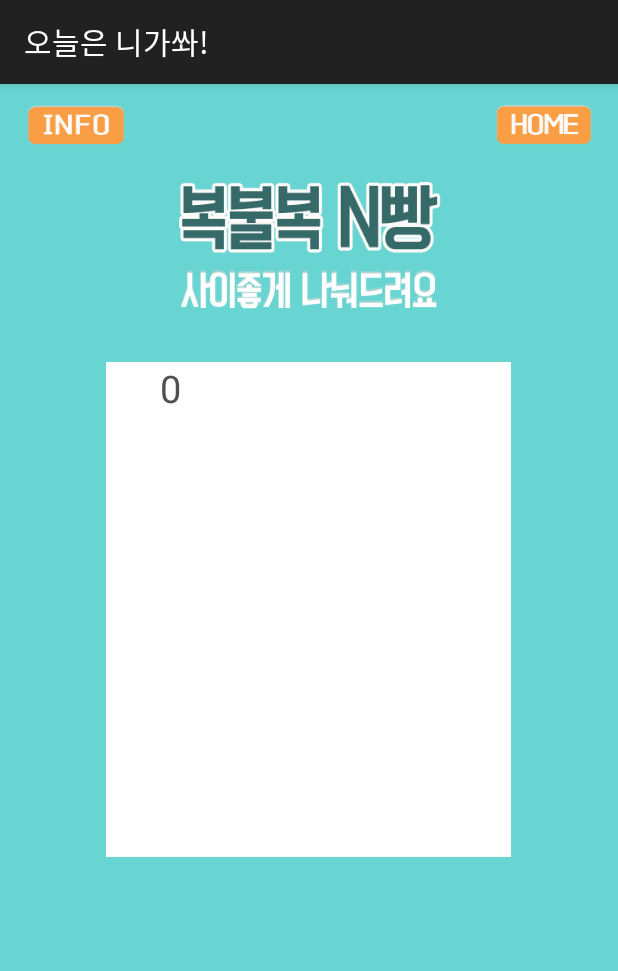
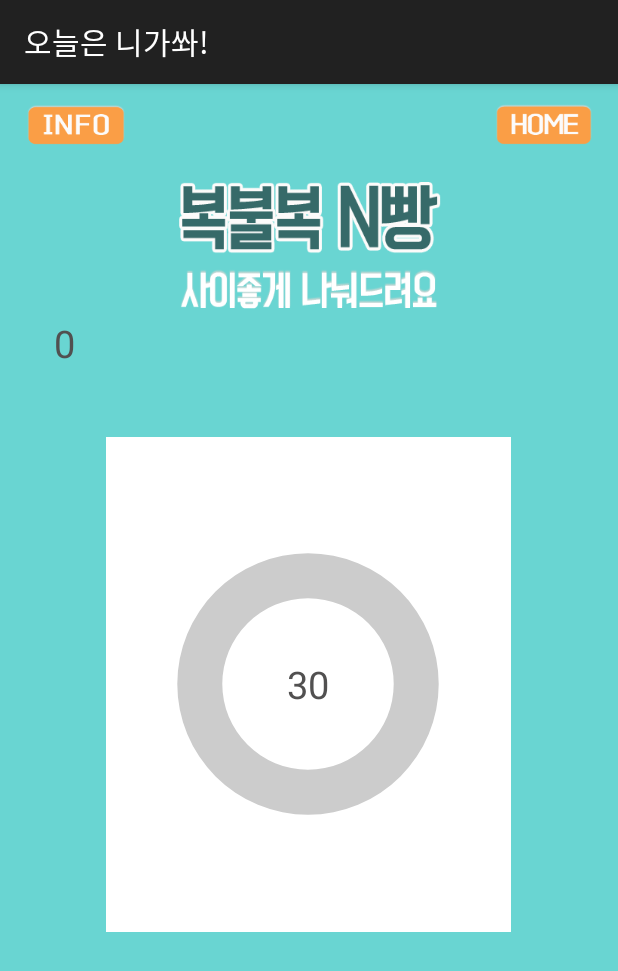
Before and after one commit to ChuckShim/android-yourtreat, an Android app: the fragment GameShakeFragment shown on its own in the app's theme, on a phone screen of 412 x 824 dp. Shown: the top 971 px of the screen. Run offline under Robolectric (Android 15) with nearby library versions, the phone set to English and light mode, and no system bars; 2 statements that could not run were skipped.

Commit message:
progressbar

```diff
--- a/app/src/main/java/com/mon/bubu/yourtreat/GameShakeFragment.java
+++ b/app/src/main/java/com/mon/bubu/yourtreat/GameShakeFragment.java
@@ -2,19 +2,26 @@ package com.mon.bubu.yourtreat;
 
 import android.app.Fragment;
 import android.content.Context;
-import android.content.Intent;
 import android.hardware.Sensor;
 import android.hardware.SensorEvent;
 import android.hardware.SensorEventListener;
 import android.hardware.SensorManager;
 import android.os.Bundle;
+import android.os.Handler;
+import android.os.Message;
 import android.os.Vibrator;
 import android.view.LayoutInflater;
 import android.view.View;
 import android.view.ViewGroup;
-import android.widget.Button;
-import android.widget.EditText;
+import android.widget.ProgressBar;
 import android.widget.TextView;
+
+import com.mon.bubu.yourtreat.common.Constants;
+import com.mon.bubu.yourtreat.common.Utils;
+
+import java.util.Random;
+import java.util.Timer;
+import java.util.TimerTask;
 
 
 /**
@@ -50,6 +57,22 @@ public class GameShakeFragment extends Fragment implements View.OnClickListener,
     private Sensor accelerometerSensor;
     private Vibrator vibe;
 
+    private final int QUIZ_NUM_OPERATORS = 2;
+    private final int QUIZ_NUM_OPERAND = 3;
+    private final int QUIZ_MAX_OPERAND = 9;
+
+    private String quizOperators[];
+    private int quizOperands[];
+
+    private int answers[];
+    private int rightPos;
+
+    private ProgressBar progressGameArithmeticTimer;
+    private TextView txtGameArithmeticTimer;
+
+    private TimerTask timerTask;
+    private Timer timer;
+    private int timeLeft;
 
     @Override
     public void onCreate(Bundle savedInstanceState) {
@@ -70,6 +93,13 @@ public class GameShakeFragment extends Fragment implements View.OnClickListener,
 
         vibe = (Vibrator) getActivity().getSystemService(Context.VIBRATOR_SERVICE);
 
+        quizOperators = new String[QUIZ_NUM_OPERATORS];
+        quizOperands = new int[QUIZ_NUM_OPERAND];
+        answers = new int[QUIZ_NUM_OPERAND];
+
+        progressGameArithmeticTimer = (ProgressBar) v.findViewById(R.id.progressGameArithmeticTimer);
+        txtGameArithmeticTimer = (TextView) v.findViewById(R.id.txtGameArithmeticTimer);
+
         return v;
     }
 
@@ -78,8 +108,46 @@ public class GameShakeFragment extends Fragment implements View.OnClickListener,
     {
         super.onResume();
         ((HomeActivity)this.getActivity()).setCurrentFragment(this);
+
+
+        timeLeft = 30;
+        System.out.println(timeLeft);
+        txtGameArithmeticTimer.setText(Integer.toString(timeLeft));
+        progressGameArithmeticTimer.setProgress(30-timeLeft);
+
+        Runnable task = new Runnable() {
+            @Override
+            public void run() {
+                while(timeLeft > 0){
+                    try{
+                        Thread.sleep(1000);
+                    }catch(InterruptedException ex){
+
+                    }
+                    timeLeft--;
+                    System.out.println(timeLeft);
+                    handler.sendEmptyMessage(1);
+                }
+
+            }
+        };
+
+/*
+        timerTask = new TimerTask() {
+            @Override
+            public void run() {
+
+                if(timeLeft < 1){
+                    timer.cancel();
+                }
+            }
+        };
+        timer = new Timer();
+        timer.schedule(timerTask, 1000);*/
+
+        resetQuiz();
+
     }
-
 
     @Override
     public void onClick(View v){
@@ -106,9 +174,6 @@ public class GameShakeFragment extends Fragment implements View.OnClickListener,
                     SensorManager.SENSOR_DELAY_GAME);
     }
 
-
-
-
     @Override
     public void onStop()
     {
@@ -116,7 +181,6 @@ public class GameShakeFragment extends Fragment implements View.OnClickListener,
         if (sensorManager != null)
             sensorManager.unregisterListener(this);
     }
-
 
     @Override
     public void onAccuracyChanged(Sensor sensor, int accuracy){
@@ -163,5 +227,51 @@ public class GameShakeFragment extends Fragment implements View.OnClickListener,
         }
     }
 
+    private void resetQuiz(){
+        Random generator = new Random();
+        for(int i=0;i<quizOperators.length;i++){
+            quizOperators[i] = Constants.getOperator(generator.nextInt(Constants.getOperatorsNum()));
+        }
+        for(int i=0;i<quizOperands.length;i++){
+            quizOperands[i] = generator.nextInt(QUIZ_MAX_OPERAND) + 1;
+        }
+
+        rightPos = generator.nextInt(QUIZ_NUM_OPERAND);
+        if(Constants.getOperatorMultiplication().equals(quizOperators[1])){
+            answers[rightPos] = Utils.doArithmetic(quizOperands[0], Utils.doArithmetic(quizOperands[1], quizOperands[2], quizOperators[1]), quizOperators[0]);
+        }else{
+            answers[rightPos] = Utils.doArithmetic(Utils.doArithmetic(quizOperands[0], quizOperands[1], quizOperators[0]), quizOperands[2], quizOperators[1]);
+        }
+
+        int variation = quizOperands[generator.nextInt(2)];
+        switch (rightPos){
+            case 0:
+                answers[rightPos+1] = answers[rightPos] + variation;
+                answers[rightPos+2] = answers[rightPos+1] + variation;
+                break;
+            case 1:
+                answers[rightPos-1] = answers[rightPos] - variation;
+                answers[rightPos+1] = answers[rightPos] + variation;
+                break;
+            case 2:
+                answers[rightPos-1] = answers[rightPos] - variation;
+                answers[rightPos-2] = answers[rightPos-1] - variation;
+                break;
+            default:
+                break;
+        }
+    }
+
+    final Handler handler = new Handler(){
+        @Override
+        public void handleMessage(Message msg){
+            if(msg.what == 0){
+                txtGameArithmeticTimer.setText(Integer.toString(timeLeft));
+                progressGameArithmeticTimer.setProgress(30-timeLeft);
+            }
+
+        }
+    };
+
 
 }
--- /dev/null
+++ b/app/src/main/java/com/mon/bubu/yourtreat/common/Constants.java
@@ -0,0 +1,32 @@
+package com.mon.bubu.yourtreat.common;
+
+/**
+ * Created by Chuck on 2015. 5. 27..
+ */
+public class Constants {
+
+    private static final String _OPERATOR_ADDITION_ = "ADDITION";
+    private static final String _OPERATOR_SUBTRACTION_ = "SUBTRACTION";
+    private static final String _OPERATOR_MULTIPLICATION_ = "MULTIPLICATION";
+
+    private static final String _OPERATORS_[] = {_OPERATOR_ADDITION_, _OPERATOR_SUBTRACTION_, _OPERATOR_MULTIPLICATION_};
+
+    public static String getOperatorAddition(){
+        return _OPERATOR_ADDITION_;
+    }
+    public static String getOperatorSubtraction(){
+        return _OPERATOR_SUBTRACTION_;
+    }
+    public static String getOperatorMultiplication(){
+        return _OPERATOR_MULTIPLICATION_;
+    }
+
+    public static int getOperatorsNum(){
+        return _OPERATORS_.length;
+    }
+
+    public static String getOperator(int pos){
+        return _OPERATORS_[pos];
+    }
+
+}
--- a/app/src/main/java/com/mon/bubu/yourtreat/common/Utils.java
+++ b/app/src/main/java/com/mon/bubu/yourtreat/common/Utils.java
@@ -13,4 +13,16 @@ public class Utils {
         InputMethodManager imm = (InputMethodManager) activity.getSystemService(Context.INPUT_METHOD_SERVICE);
         imm.hideSoftInputFromWindow(activity.getWindow().getDecorView().getRootView().getWindowToken(), InputMethodManager.HIDE_NOT_ALWAYS);
     }
+
+    public static int doArithmetic(int a, int b, String operator){
+        int result = 0;
+        if(Constants.getOperatorAddition().equals(operator)){
+            result = a + b;
+        }else if(Constants.getOperatorSubtraction().equals(operator)){
+            result = a - b;
+        }else if(Constants.getOperatorMultiplication().equals(operator)){
+            result = a * b;
+        }
+        return result;
+    }
 }
--- /dev/null
+++ b/app/src/main/res/drawable/common_circle_progress_background.xml
@@ -0,0 +1,22 @@
+<?xml version="1.0" encoding="utf-8"?>
+<layer-list xmlns:android="http://schemas.android.com/apk/res/android">
+    <item android:id="@android:id/background">
+        <shape
+            android:shape="ring"
+            android:innerRadiusRatio="3.5"
+            android:thickness="30dp"
+            android:useLevel="false">
+
+            <solid android:color="#CCC"/>
+
+        </shape>
+    </item>
+    <item android:id="@android:id/background">
+        <shape
+            android:shape="ring"
+            android:innerRadiusRatio="3.5"
+            android:thickness="0dp">
+            <solid android:color="#FFFFFF"/>
+        </shape>
+    </item>
+</layer-list>
--- /dev/null
+++ b/app/src/main/res/drawable/common_circle_progress_foreground.xml
@@ -0,0 +1,18 @@
+<?xml version="1.0" encoding="utf-8"?>
+<rotate xmlns:android="http://schemas.android.com/apk/res/android"
+        android:fromDegrees="270"
+        android:toDegrees="270">
+    <shape
+        android:innerRadiusRatio="3.5"
+        android:shape="ring"
+        android:thickness="30dp"
+        android:useLevel="true">
+
+        <gradient
+            android:angle="0"
+            android:startColor="@android:color/transparent"
+            android:endColor="#007DD6"
+            android:type="sweep"
+            android:useLevel="false"/>
+    </shape>
+</rotate>
--- a/app/src/main/res/layout/fragment_game_shake.xml
+++ b/app/src/main/res/layout/fragment_game_shake.xml
@@ -34,7 +34,19 @@
         android:layout_gravity="center"
         android:background="@drawable/game_n_title"/>
 
-    <LinearLayout
+    <TextView
+        android:id="@+id/edit_game_shake_count"
+        android:layout_width="50dp"
+        android:layout_height="50dp"
+        android:text="0"
+        android:textColorHint="#b2b2b2"
+        android:textColor="#515050"
+        android:textSize="25sp"
+        android:singleLine="true"
+        android:inputType="number"
+        android:gravity="right"/>
+
+    <RelativeLayout
         android:layout_marginTop="30dp"
         android:layout_width="270dp"
         android:layout_height="330dp"
@@ -44,22 +56,34 @@
 
 
 
-            <TextView
-                android:id="@+id/edit_game_shake_count"
-                android:layout_width="50dp"
-                android:layout_height="fill_parent"
-                android:layout_weight="8"
-                android:text="0"
-                android:textColorHint="#b2b2b2"
-                android:textColor="#515050"
-                android:textSize="25sp"
-                android:singleLine="true"
-                android:inputType="number"
-                android:gravity="right"/>
+
+
+        <ProgressBar
+            android:id="@+id/progressGameArithmeticTimer"
+            android:layout_centerInParent="true"
+            android:layout_width="200dp"
+            android:layout_height="200dp"
+            android:indeterminate="false"
+            android:progressDrawable="@drawable/common_circle_progress_foreground"
+            android:background="@drawable/common_circle_progress_background"
+            style="?android:attr/progressBarStyleHorizontal"
+            android:max="30"
+            android:progress="15"/>
+
+        <TextView
+            android:id="@+id/txtGameArithmeticTimer"
+            android:layout_centerInParent="true"
+            android:layout_width="wrap_content"
+            android:layout_height="wrap_content"
+            android:text="30"
+            android:textColor="#515050"
+            android:textSize="25sp"
+            android:singleLine="true"
+            android:gravity="center"/>
 
 
 
-        </LinearLayout>
+        </RelativeLayout>
 
 
 </LinearLayout>
```
